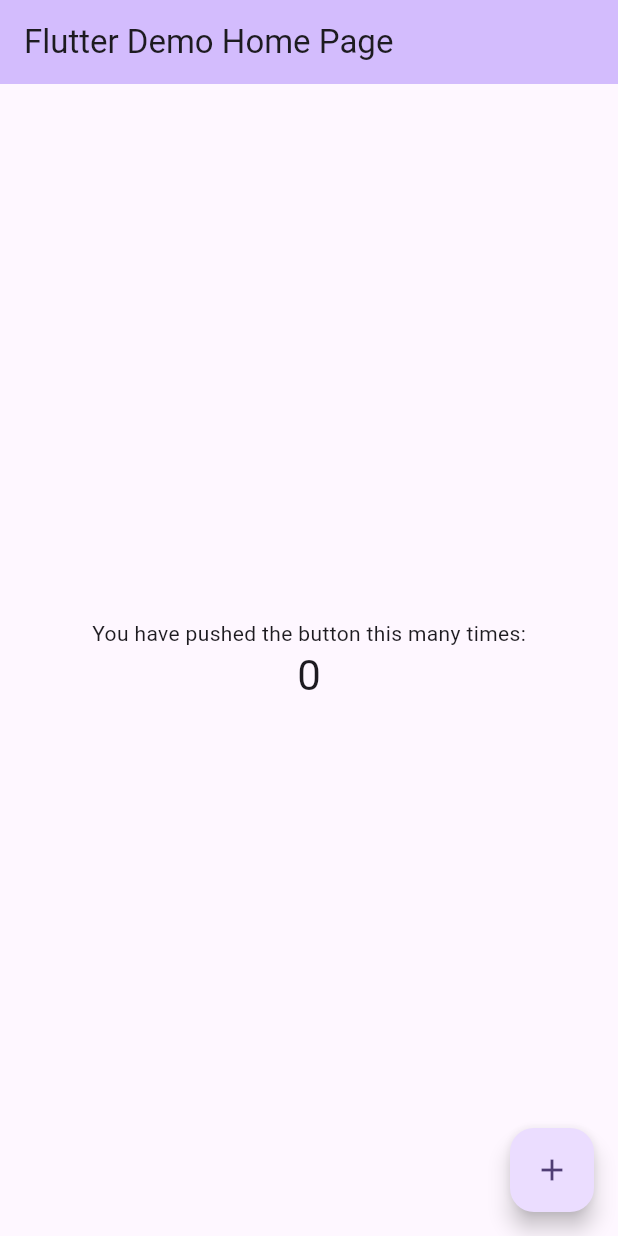
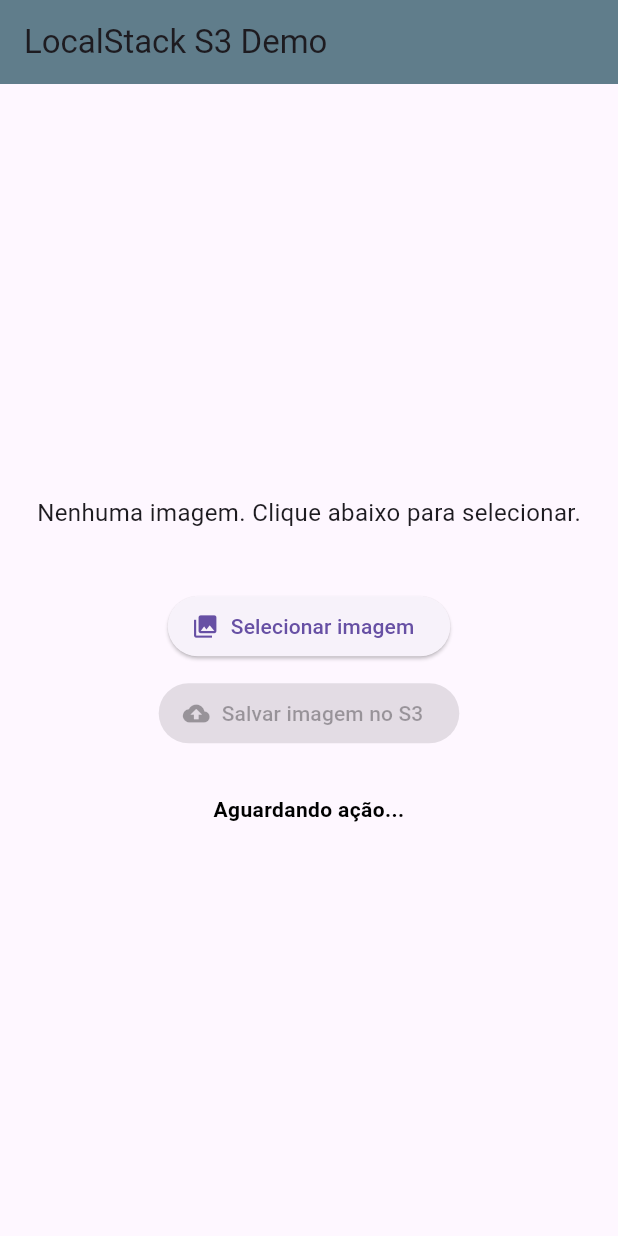
Before and after one commit to mmhqs/aws-local-stack, a Flutter app: the screen it shows after launch, on a phone screen of 412 x 824 dp. Run offline on Flutter 3.47's test engine with Material 3 defaults, Android fonts, the phone set to English and light mode, and no system bars; our stand-ins replace image_picker.

Commit message:
fix: web images

```diff
--- a/code/frontend/mobile_uploader/lib/main.dart
+++ b/code/frontend/mobile_uploader/lib/main.dart
@@ -1,4 +1,10 @@
+import 'dart:typed_data';
 import 'package:flutter/material.dart';
+import 'package:image_picker/image_picker.dart';
+import 'package:http/http.dart' as http;
+import 'package:http_parser/http_parser.dart' show MediaType;
+
+const String uploadUrl = 'http://localhost:3000/upload-image';
 
 void main() {
   runApp(const MyApp());
@@ -7,116 +13,175 @@ void main() {
 class MyApp extends StatelessWidget {
   const MyApp({super.key});
 
-  // This widget is the root of your application.
   @override
   Widget build(BuildContext context) {
-    return MaterialApp(
-      title: 'Flutter Demo',
-      theme: ThemeData(
-        // This is the theme of your application.
-        //
-        // TRY THIS: Try running your application with "flutter run". You'll see
-        // the application has a purple toolbar. Then, without quitting the app,
-        // try changing the seedColor in the colorScheme below to Colors.green
-        // and then invoke "hot reload" (save your changes or press the "hot
-        // reload" button in a Flutter-supported IDE, or press "r" if you used
-        // the command line to start the app).
-        //
-        // Notice that the counter didn't reset back to zero; the application
-        // state is not lost during the reload. To reset the state, use hot
-        // restart instead.
-        //
-        // This works for code too, not just values: Most code changes can be
-        // tested with just a hot reload.
-        colorScheme: ColorScheme.fromSeed(seedColor: Colors.deepPurple),
-      ),
-      home: const MyHomePage(title: 'Flutter Demo Home Page'),
+    return const MaterialApp(
+      title: 'LocalStack Uploader',
+      home: ImageUploadScreen(),
     );
   }
 }
 
-class MyHomePage extends StatefulWidget {
-  const MyHomePage({super.key, required this.title});
-
-  // This widget is the home page of your application. It is stateful, meaning
-  // that it has a State object (defined below) that contains fields that affect
-  // how it looks.
-
-  // This class is the configuration for the state. It holds the values (in this
-  // case the title) provided by the parent (in this case the App widget) and
-  // used by the build method of the State. Fields in a Widget subclass are
-  // always marked "final".
-
-  final String title;
+class ImageUploadScreen extends StatefulWidget {
+  const ImageUploadScreen({super.key});
 
   @override
-  State<MyHomePage> createState() => _MyHomePageState();
+  State<ImageUploadScreen> createState() => _ImageUploadScreenState();
 }
 
-class _MyHomePageState extends State<MyHomePage> {
-  int _counter = 0;
+class _ImageUploadScreenState extends State<ImageUploadScreen> {
+  XFile? _pickedFile;
+  bool _isUploading = false;
+  String? _statusMessage;
 
-  void _incrementCounter() {
+  Future<void> _pickImage() async {
+    final picker = ImagePicker();
+    final pickedFile = await picker.pickImage(source: ImageSource.gallery);
+
     setState(() {
-      // This call to setState tells the Flutter framework that something has
-      // changed in this State, which causes it to rerun the build method below
-      // so that the display can reflect the updated values. If we changed
-      // _counter without calling setState(), then the build method would not be
-      // called again, and so nothing would appear to happen.
-      _counter++;
+      if (pickedFile != null) {
+        _pickedFile = pickedFile; // Armazena o XFile
+        _statusMessage = 'Imagem selecionada. Pronta para upload.';
+      } else {
+        _statusMessage = 'Nenhuma imagem selecionada.';
+      }
     });
+  }
+
+  Future<void> _uploadImage() async {
+    if (_pickedFile == null) {
+      // ... (código inalterado)
+      return;
+    }
+
+    setState(() {
+      _isUploading = true;
+      _statusMessage = 'Enviando imagem para o Backend...';
+    });
+
+    try {
+      // 1. LÊ OS BYTES DA IMAGEM: Esta é a chave para o Flutter Web!
+      final fileBytes = await _pickedFile!.readAsBytes();
+      final fileName = _pickedFile!.name; // Pega o nome do arquivo original
+
+      final request = http.MultipartRequest('POST', Uri.parse(uploadUrl));
+
+      // 2. USA O MÉTODO fromBytes (compatível com a Web)
+      request.files.add(
+        http.MultipartFile.fromBytes(
+          'image', // CHAVE ESPERADA NO BACKEND (multer.single('image'))
+          fileBytes,
+          filename: fileName, // Nome do arquivo é importante para o backend
+          // Usa o mimeType para ajudar o backend a identificar o tipo de arquivo
+          contentType: MediaType('image', fileName.split('.').last),
+        ),
+      );
+
+      // O restante do código de requisição permanece o mesmo
+      final response = await request.send();
+      final responseBody = await http.Response.fromStream(response);
+
+      if (response.statusCode == 200) {
+        // ... (código de sucesso inalterado)
+      } else {
+        // ... (código de falha inalterado)
+      }
+    } catch (e) {
+      // ... (código de erro inalterado)
+    } finally {
+      // ... (código finally inalterado)
+    }
   }
 
   @override
   Widget build(BuildContext context) {
-    // This method is rerun every time setState is called, for instance as done
-    // by the _incrementCounter method above.
-    //
-    // The Flutter framework has been optimized to make rerunning build methods
-    // fast, so that you can just rebuild anything that needs updating rather
-    // than having to individually change instances of widgets.
     return Scaffold(
       appBar: AppBar(
-        // TRY THIS: Try changing the color here to a specific color (to
-        // Colors.amber, perhaps?) and trigger a hot reload to see the AppBar
-        // change color while the other colors stay the same.
-        backgroundColor: Theme.of(context).colorScheme.inversePrimary,
-        // Here we take the value from the MyHomePage object that was created by
-        // the App.build method, and use it to set our appbar title.
-        title: Text(widget.title),
+        title: const Text('LocalStack S3 Demo'),
+        backgroundColor: Colors.blueGrey,
       ),
       body: Center(
-        // Center is a layout widget. It takes a single child and positions it
-        // in the middle of the parent.
+        child: Padding(
+          padding: const EdgeInsets.all(20.0),
           child: Column(
-          // Column is also a layout widget. It takes a list of children and
-          // arranges them vertically. By default, it sizes itself to fit its
-          // children horizontally, and tries to be as tall as its parent.
-          //
-          // Column has various properties to control how it sizes itself and
-          // how it positions its children. Here we use mainAxisAlignment to
-          // center the children vertically; the main axis here is the vertical
-          // axis because Columns are vertical (the cross axis would be
-          // horizontal).
-          //
-          // TRY THIS: Invoke "debug painting" (choose the "Toggle Debug Paint"
-          // action in the IDE, or press "p" in the console), to see the
-          // wireframe for each widget.
             mainAxisAlignment: MainAxisAlignment.center,
             children: <Widget>[
-            const Text('You have pushed the button this many times:'),
+              if (_pickedFile != null)
+                // Se for Web, precisamos ler os bytes e usar Image.memory
+                Expanded(
+                  child: FutureBuilder<Uint8List>(
+                    future: _pickedFile!
+                        .readAsBytes(), // Lê os bytes do arquivo
+                    builder: (context, snapshot) {
+                      if (snapshot.connectionState == ConnectionState.done &&
+                          snapshot.data != null) {
+                        return Image.memory(
+                          snapshot.data!, // Exibe a imagem a partir dos bytes
+                          fit: BoxFit.contain,
+                        );
+                      }
+                      return const Center(child: CircularProgressIndicator());
+                    },
+                  ),
+                )
+              else
+                const Padding(
+                  padding: EdgeInsets.only(bottom: 20),
+                  child: Text(
+                    'Nenhuma imagem. Clique abaixo para selecionar.',
+                    style: TextStyle(fontSize: 16),
+                  ),
+                ),
+
+              const SizedBox(height: 20),
+
+              // Botão Selecionar Imagem
+              ElevatedButton.icon(
+                onPressed: _pickImage,
+                icon: const Icon(Icons.photo_library),
+                label: const Text('Selecionar imagem'),
+              ),
+
+              const SizedBox(height: 10),
+
+              // Botão Upload
+              ElevatedButton.icon(
+                onPressed: _isUploading || _pickedFile == null
+                    ? null
+                    : _uploadImage,
+                icon: _isUploading
+                    ? const SizedBox(
+                        width: 16,
+                        height: 16,
+                        child: CircularProgressIndicator(strokeWidth: 2),
+                      )
+                    : const Icon(Icons.cloud_upload),
+                label: Text(
+                  _isUploading ? 'Enviando...' : 'Salvar imagem no S3',
+                ),
+                style: ElevatedButton.styleFrom(
+                  backgroundColor: Colors.green,
+                  foregroundColor: Colors.white,
+                ),
+              ),
+
+              const SizedBox(height: 30),
+
+              // Área de Status
               Text(
-              '$_counter',
-              style: Theme.of(context).textTheme.headlineMedium,
+                _statusMessage ?? 'Aguardando ação...',
+                textAlign: TextAlign.center,
+                style: TextStyle(
+                  color: _statusMessage?.contains('SUCESSO') == true
+                      ? Colors.green
+                      : Colors.black,
+                  fontWeight: FontWeight.bold,
+                ),
               ),
             ],
           ),
         ),
-      floatingActionButton: FloatingActionButton(
-        onPressed: _incrementCounter,
-        tooltip: 'Increment',
-        child: const Icon(Icons.add),
-      ), // This trailing comma makes auto-formatting nicer for build methods.
+      ),
     );
   }
 }
--- a/code/frontend/mobile_uploader/pubspec.yaml
+++ b/code/frontend/mobile_uploader/pubspec.yaml
@@ -20,6 +20,10 @@ dependencies:
 
   # Para lidar com caminhos de arquivo (opcional, mas útil)
   path: ^1.8.3
+  cross_file: ^0.3.5+1
+
+  # Necessário para usar MediaType no upload via bytes (solução Web)
+  http_parser: ^4.0.2
 
 dev_dependencies:
   flutter_test:
```
Also changed, not shown: code/frontend/mobile_uploader/pubspec.lock, 1 other file. Lines whose indentation alone changed are shown as unchanged.
